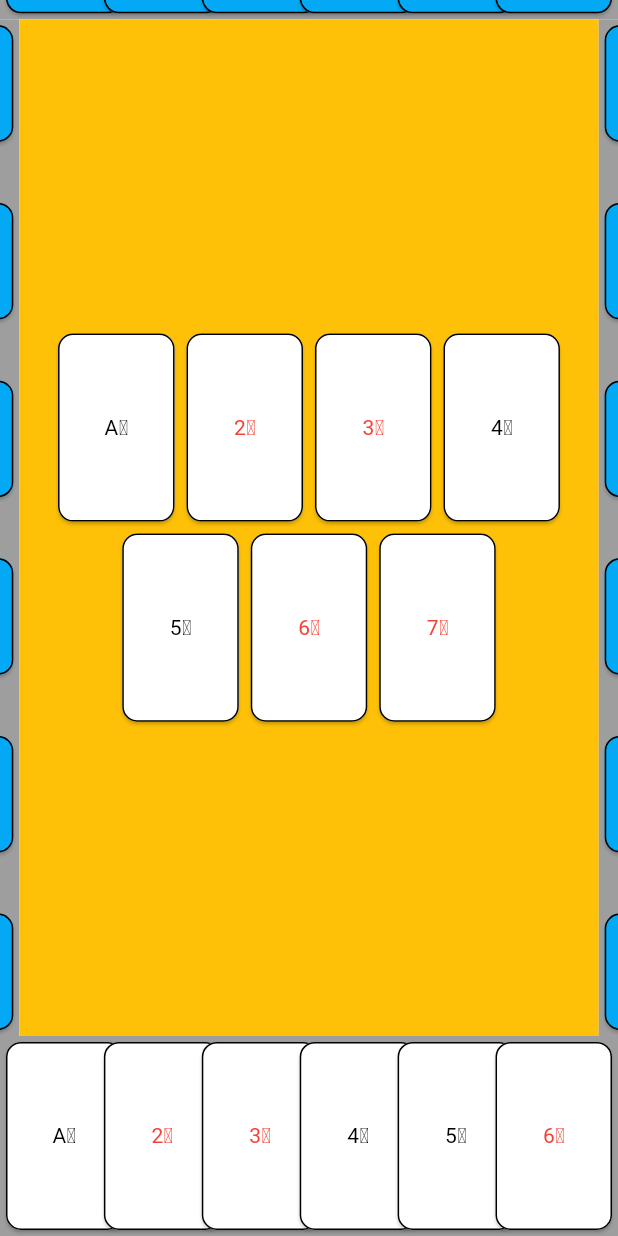
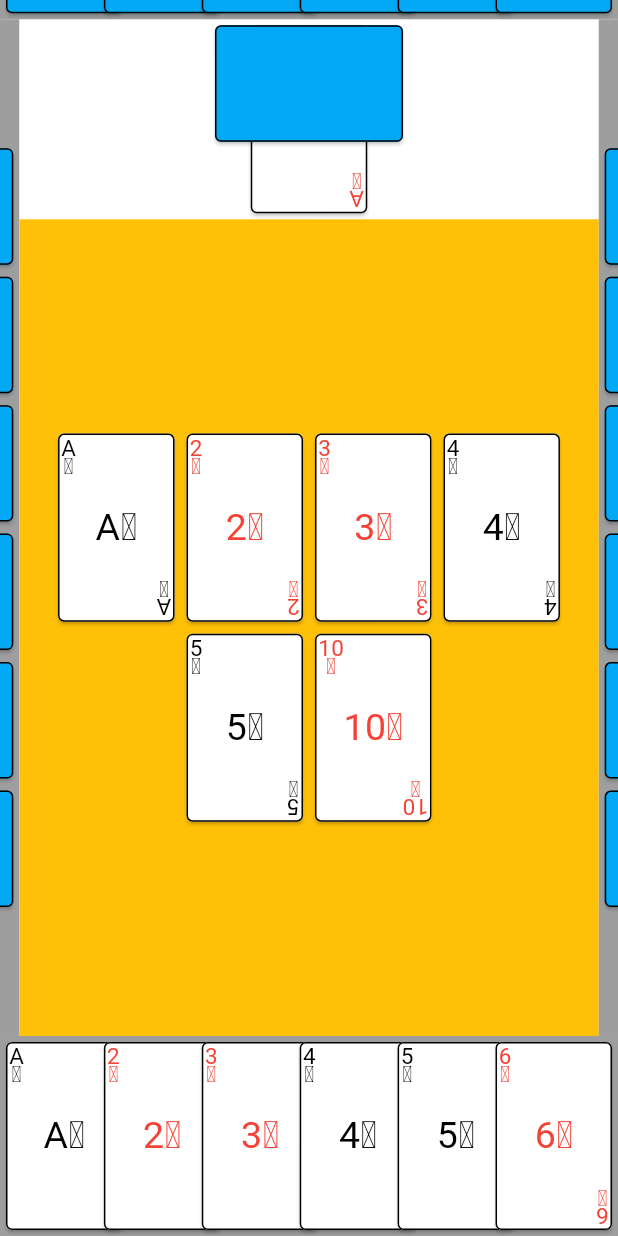
Before and after one commit to makedo/cards-go-flutter, a Flutter app: the screen it shows after launch, on a phone screen of 412 x 824 dp. Run offline on Flutter 3.47's test engine with Material 3 defaults, Android fonts, the phone set to English and light mode, and no system bars.

Commit message:
Duren - layout step 2

```diff
--- a/client/cards/lib/widgets/duren/duren_widget.dart
+++ b/client/cards/lib/widgets/duren/duren_widget.dart
@@ -1,3 +1,6 @@
+import 'package:cards/models/playing_card.dart';
+import 'package:cards/models/playing_card/rank.dart';
+import 'package:cards/models/playing_card/suit.dart';
 import 'package:cards/widgets/playing_card_back_widget.dart';
 import 'package:cards/widgets/playing_card_widget.dart';
 import 'package:cards/widgets/playing_hand_other_widget.dart';
@@ -21,7 +24,8 @@ class DurenWidget extends StatelessWidget {
           child: PlayingHandOtherWidget(
             cardsAmount: 6,
           ),
-          )),
+        ),
+      ),
       Expanded(
         child: Row(
           children: [
@@ -38,13 +42,7 @@ class DurenWidget extends StatelessWidget {
                 ),
               ),
             ),
-            const Expanded(
-                child: Column(
-              children: [
-                // PlayingCardBackWidget(rotated: false),
-                Expanded(child: PlayingTableWidget()),
-              ],
-            )),
+            const Expanded(child: PlayingTableWidget()),
             Container(
               color: Colors.grey,
               width: PlayingCardWidget.width * 0.15,
--- a/client/cards/lib/widgets/playing_card_back_widget.dart
+++ b/client/cards/lib/widgets/playing_card_back_widget.dart
@@ -20,7 +20,7 @@ class PlayingCardBackWidget extends StatelessWidget {
                   color: Colors.black,
                   width: 1), // Adjust the color and width as needed
               borderRadius: BorderRadius.circular(
-                  10), // Adjust the border radius as needed
+                  4), // Adjust the border radius as needed
             )));
   }
 }
--- a/client/cards/lib/widgets/playing_card_fan_widget.dart
+++ b/client/cards/lib/widgets/playing_card_fan_widget.dart
@@ -19,8 +19,7 @@ class PlayingCardFanWidget extends StatelessWidget {
   Widget build(Object context) {
     return LayoutBuilder(
       builder: (BuildContext context, BoxConstraints constraints) {
-        final totalCardSize = children.length *
-            (rotated ? PlayingCardWidget.height : PlayingCardWidget.width);
+        final totalCardSize = children.length * (PlayingCardWidget.width);
 
         final totalSpace =
             rotated ? constraints.maxHeight : constraints.maxWidth;
--- a/client/cards/lib/widgets/playing_card_widget.dart
+++ b/client/cards/lib/widgets/playing_card_widget.dart
@@ -1,3 +1,5 @@
+import 'dart:math';
+
 import 'package:cards/models/playing_card.dart';
 import 'package:cards/models/playing_card/suit.dart';
 import 'package:flutter/material.dart';
@@ -22,6 +24,56 @@ class PlayingCardWidget extends StatelessWidget {
 
   @override
   Widget build(BuildContext context) {
+    final smallCardIdentifier = Padding(
+        padding: const EdgeInsets.only(
+          top: 3,
+          left: 2,
+        ),
+        child: Row(
+          children: [
+            Column(
+              children: [
+                Text(
+                  card.rank.toString(),
+                  style: TextStyle(
+                    fontSize: 15,
+                    color: color,
+                    height: 0.9,
+                  ),
+                ),
+                Text(
+                  card.suit.symbol(),
+                  style: TextStyle(
+                    fontSize: 15,
+                    color: color,
+                    height: 0.7,
+                  ),
+                ),
+              ],
+            )
+          ],
+        ));
+
+    final mainCardIdentifier = Row(
+      mainAxisAlignment: MainAxisAlignment.center,
+      children: [
+        Text(
+          card.rank.toString(),
+          style: TextStyle(
+            fontSize: 25,
+            color: color,
+          ),
+        ),
+        Text(
+          card.suit.symbol(),
+          style: TextStyle(
+            fontSize: 25,
+            color: color,
+          ),
+        ),
+      ],
+    );
+
     return MouseRegion(
         cursor: SystemMouseCursors.click,
         child: SizedBox(
@@ -32,20 +84,22 @@ class PlayingCardWidget extends StatelessWidget {
                 shape: RoundedRectangleBorder(
                   side: const BorderSide(
                     color: Colors.black,
-                    width: 1), // Adjust the color and width as needed
+                    width: 1,
+                  ), // Adjust the color and width as needed
                   borderRadius: BorderRadius.circular(
-                    10), // Adjust the border radius as needed
+                    4,
+                  ), // Adjust the border radius as needed
                 ),
-              child: Row(
-                mainAxisAlignment: MainAxisAlignment.center,
-                children: <Widget>[
-                  Text(
-                    card.rank.toString(),
-                    style: TextStyle(color: color),
-                  ),
-                  Text(card.suit.symbol(), style: TextStyle(color: color)),
+                child: Column(
+                  mainAxisAlignment: MainAxisAlignment.start,
+                  children: [
+                    smallCardIdentifier,
+                    Expanded(child: mainCardIdentifier),
+                    Transform.rotate(
+                      angle: pi,
+                      child: smallCardIdentifier,
+                    )
                   ],
-              ),
-            )));
+                ))));
   }
 }
--- a/client/cards/lib/widgets/playing_table_widget.dart
+++ b/client/cards/lib/widgets/playing_table_widget.dart
@@ -1,6 +1,7 @@
 import 'package:cards/models/playing_card.dart';
 import 'package:cards/models/playing_card/rank.dart';
 import 'package:cards/models/playing_card/suit.dart';
+import 'package:cards/widgets/playing_card_back_widget.dart';
 import 'package:cards/widgets/playing_card_widget.dart';
 import 'package:flutter/material.dart';
 
@@ -9,25 +10,42 @@ class PlayingTableWidget extends StatelessWidget {
 
   @override
   Widget build(BuildContext context) {
-    final cards = [
+    final trumpCard = PlayingCard(
+      suit: Suit.hearts,
+      rank: Rank.ace,
+    );
+
+    final tableCards = [
       PlayingCard(suit: Suit.spades, rank: Rank.ace),
       PlayingCard(suit: Suit.hearts, rank: Rank.two),
       PlayingCard(suit: Suit.diamonds, rank: Rank.three),
       PlayingCard(suit: Suit.clubs, rank: Rank.four),
       PlayingCard(suit: Suit.spades, rank: Rank.five),
-      PlayingCard(suit: Suit.hearts, rank: Rank.six),
-      PlayingCard(suit: Suit.hearts, rank: Rank.seven),
+      PlayingCard(suit: Suit.hearts, rank: Rank.ten),
     ];
 
-    return Container(
+    return Column(children: [
+      Stack(
+        alignment: Alignment.topCenter,
+        children: [
+          PlayingCardWidget(card: trumpCard),
+          const PlayingCardBackWidget(rotated: true),
+        ],
+      ),
+      Expanded(
+        child: Container(
           height: double.infinity,
           width: double.infinity,
           color: Colors.amber,
           child: Wrap(
             alignment: WrapAlignment.center,
             runAlignment: WrapAlignment.center,
-        children: cards.map((card) => PlayingCardWidget(card: card)).toList(),
+            children: tableCards
+                .map((card) => PlayingCardWidget(card: card))
+                .toList(),
           ),
-    );
+        ),
+      ),
+    ]);
   }
 }
```
Lines whose indentation alone changed are shown as unchanged.
